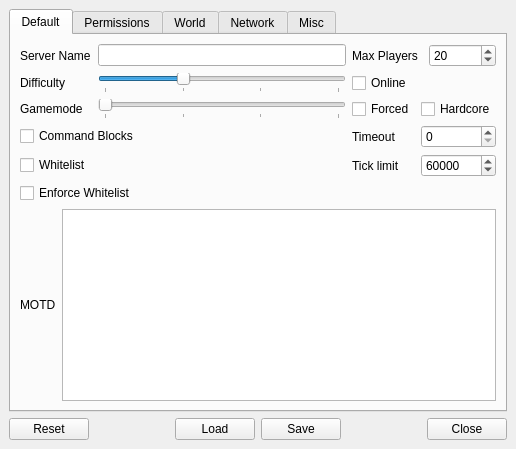
Before: the Qt Designer form main.ui in Preta-Crowz/PSPM, drawn with Qt 5.
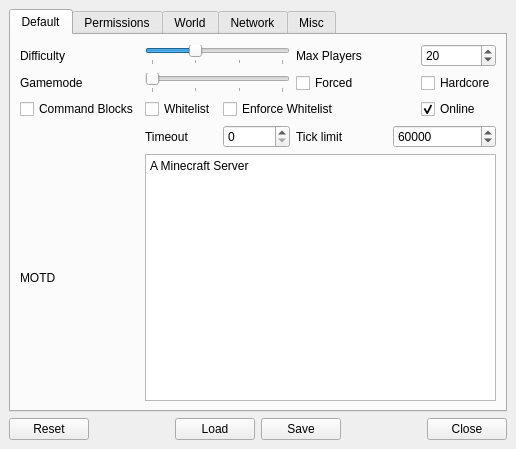
After: the same form once the commit is applied.

Commit message: 뭔가를 만지긴 했는데 까먹음

Diff of the .ui file:
```diff
--- a/main.ui
+++ b/main.ui
@@ -35,93 +35,7 @@
         <string>Default</string>
        </attribute>
        <layout class="QGridLayout" name="gridLayout">
-        <item row="4" column="4" colspan="2">
-         <widget class="QSpinBox" name="maxTickTime">
-          <property name="minimum">
-           <number>-1</number>
-          </property>
-          <property name="maximum">
-           <number>2147483647</number>
-          </property>
-          <property name="value">
-           <number>60000</number>
-          </property>
-         </widget>
-        </item>
-        <item row="5" column="0" colspan="3">
-         <widget class="QCheckBox" name="enforceWhitelist">
-          <property name="text">
-           <string>Enforce Whitelist</string>
-          </property>
-         </widget>
-        </item>
-        <item row="6" column="0">
-         <widget class="QLabel" name="Lmotd">
-          <property name="text">
-           <string>MOTD</string>
-          </property>
-          <property name="buddy">
-           <cstring>motd</cstring>
-          </property>
-         </widget>
-        </item>
-        <item row="6" column="1" colspan="5">
-         <widget class="QPlainTextEdit" name="motd"/>
-        </item>
-        <item row="3" column="3">
-         <widget class="QLabel" name="LplayerIdleTimeout">
-          <property name="text">
-           <string>Timeout</string>
-          </property>
-          <property name="buddy">
-           <cstring>playerIdleTimeout</cstring>
-          </property>
-         </widget>
-        </item>
-        <item row="0" column="0" colspan="2">
-         <widget class="QLabel" name="LserverName">
-          <property name="text">
-           <string>Server Name</string>
-          </property>
-          <property name="buddy">
-           <cstring>serverName</cstring>
-          </property>
-         </widget>
-        </item>
-        <item row="0" column="2">
-         <widget class="QLineEdit" name="serverName"/>
-        </item>
-        <item row="0" column="3" colspan="2">
-         <widget class="QLabel" name="LmaxPlayers">
-          <property name="text">
-           <string>Max Players</string>
-          </property>
-          <property name="buddy">
-           <cstring>maxPlayers</cstring>
-          </property>
-         </widget>
-        </item>
-        <item row="1" column="3">
-         <widget class="QCheckBox" name="onlineMode">
-          <property name="text">
-           <string>Online</string>
-          </property>
-         </widget>
-        </item>
-        <item row="0" column="5">
-         <widget class="QSpinBox" name="maxPlayers">
-          <property name="minimum">
-           <number>1</number>
-          </property>
-          <property name="maximum">
-           <number>2147483647</number>
-          </property>
-          <property name="value">
-           <number>20</number>
-          </property>
-         </widget>
-        </item>
-        <item row="1" column="0" colspan="2">
+        <item row="0" column="0">
          <widget class="QLabel" name="Ldifficulty">
           <property name="text">
            <string>Difficulty</string>
@@ -131,7 +45,7 @@
           </property>
          </widget>
         </item>
-        <item row="1" column="2">
+        <item row="0" column="1" colspan="2">
          <widget class="QSlider" name="difficulty">
           <property name="maximum">
            <number>3</number>
@@ -162,23 +76,30 @@
           </property>
          </widget>
         </item>
-        <item row="2" column="2">
-         <widget class="QSlider" name="gamemode">
-          <property name="maximum">
-           <number>3</number>
+        <item row="0" column="3" colspan="3">
+         <widget class="QLabel" name="LmaxPlayers">
+          <property name="text">
+           <string>Max Players</string>
           </property>
-          <property name="pageStep">
+          <property name="buddy">
+           <cstring>maxPlayers</cstring>
+          </property>
+         </widget>
+        </item>
+        <item row="0" column="6">
+         <widget class="QSpinBox" name="maxPlayers">
+          <property name="minimum">
            <number>1</number>
           </property>
-          <property name="orientation">
-           <enum>Qt::Horizontal</enum>
+          <property name="maximum">
+           <number>2147483647</number>
           </property>
-          <property name="tickPosition">
-           <enum>QSlider::TicksBelow</enum>
+          <property name="value">
+           <number>20</number>
           </property>
          </widget>
         </item>
-        <item row="2" column="0" colspan="2">
+        <item row="1" column="0">
          <widget class="QLabel" name="Lgamemode">
           <property name="text">
            <string>Gamemode</string>
@@ -188,45 +109,81 @@
           </property>
          </widget>
         </item>
-        <item row="3" column="0" colspan="3">
-         <widget class="QCheckBox" name="enableCommandBlock">
-          <property name="text">
-           <string>Command Blocks</string>
+        <item row="1" column="1" colspan="2">
+         <widget class="QSlider" name="gamemode">
+          <property name="maximum">
+           <number>3</number>
           </property>
-         </widget>
-        </item>
-        <item row="2" column="3">
-         <widget class="QCheckBox" name="forceGamemode">
-          <property name="text">
-           <string>Forced</string>
+          <property name="pageStep">
+           <number>1</number>
           </property>
+          <property name="orientation">
+           <enum>Qt::Horizontal</enum>
+          </property>
+          <property name="tickPosition">
+           <enum>QSlider::TicksBelow</enum>
+          </property>
          </widget>
         </item>
-        <item row="2" column="4" colspan="2">
+        <item row="1" column="6">
          <widget class="QCheckBox" name="hardcore">
           <property name="text">
            <string>Hardcore</string>
           </property>
          </widget>
         </item>
-        <item row="3" column="4" colspan="2">
-         <widget class="QSpinBox" name="playerIdleTimeout">
-          <property name="maximum">
-           <number>2147483647</number>
-          </property>
-          <property name="value">
-           <number>0</number>
+        <item row="2" column="0">
+         <widget class="QCheckBox" name="enableCommandBlock">
+          <property name="text">
+           <string>Command Blocks</string>
           </property>
          </widget>
         </item>
-        <item row="4" column="0" colspan="2">
+        <item row="2" column="1">
          <widget class="QCheckBox" name="whitelist">
           <property name="text">
            <string>Whitelist</string>
           </property>
          </widget>
         </item>
-        <item row="4" column="3">
+        <item row="2" column="2" colspan="2">
+         <widget class="QCheckBox" name="enforceWhitelist">
+          <property name="text">
+           <string>Enforce Whitelist</string>
+          </property>
+         </widget>
+        </item>
+        <item row="2" column="6">
+         <widget class="QCheckBox" name="onlineMode">
+          <property name="text">
+           <string>Online</string>
+          </property>
+          <property name="checked">
+           <bool>true</bool>
+          </property>
+         </widget>
+        </item>
+        <item row="3" column="1">
+         <widget class="QLabel" name="LplayerIdleTimeout">
+          <property name="text">
+           <string>Timeout</string>
+          </property>
+          <property name="buddy">
+           <cstring>playerIdleTimeout</cstring>
+          </property>
+         </widget>
+        </item>
+        <item row="3" column="2">
+         <widget class="QSpinBox" name="playerIdleTimeout">
+          <property name="maximum">
+           <number>2147483647</number>
+          </property>
+          <property name="value">
+           <number>0</number>
+          </property>
+         </widget>
+        </item>
+        <item row="3" column="3" colspan="2">
          <widget class="QLabel" name="LmaxTickTime">
           <property name="text">
            <string>Tick limit</string>
@@ -236,6 +193,43 @@
           </property>
          </widget>
         </item>
+        <item row="3" column="5" colspan="2">
+         <widget class="QSpinBox" name="maxTickTime">
+          <property name="minimum">
+           <number>-1</number>
+          </property>
+          <property name="maximum">
+           <number>2147483647</number>
+          </property>
+          <property name="value">
+           <number>60000</number>
+          </property>
+         </widget>
+        </item>
+        <item row="4" column="0">
+         <widget class="QLabel" name="Lmotd">
+          <property name="text">
+           <string>MOTD</string>
+          </property>
+          <property name="buddy">
+           <cstring>motd</cstring>
+          </property>
+         </widget>
+        </item>
+        <item row="1" column="3">
+         <widget class="QCheckBox" name="forceGamemode">
+          <property name="text">
+           <string>Forced</string>
+          </property>
+         </widget>
+        </item>
+        <item row="4" column="1" colspan="6">
+         <widget class="QPlainTextEdit" name="motd">
+          <property name="plainText">
+           <string>A Minecraft Server</string>
+          </property>
+         </widget>
+        </item>
        </layout>
       </widget>
       <widget class="QWidget" name="permissions">
```
Left out of the diff: 48 changed lines with no effect on the pictures.
